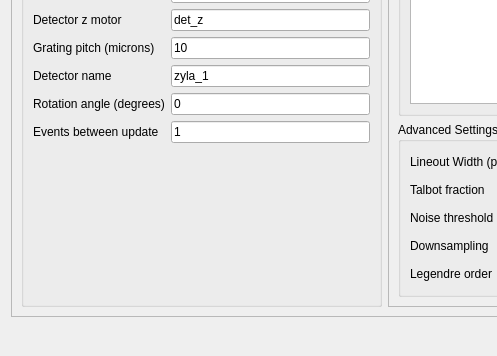
Qt form WFS_config.ui (mseaberg/wfs_interface) before a commit; both pictures show x 0 to 497 and y 237 to 593 of the 769 by 593 pixel window.
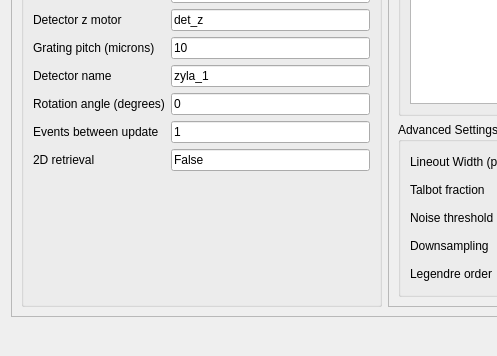
The same form after that commit.

What changed in the file:
```diff
--- a/WFS_config.ui
+++ b/WFS_config.ui
@@ -198,6 +198,20 @@
              </property>
             </widget>
            </item>
+           <item row="13" column="0">
+            <widget class="QLabel" name="label_18">
+             <property name="text">
+              <string>2D retrieval</string>
+             </property>
+            </widget>
+           </item>
+           <item row="13" column="1">
+            <widget class="QLineEdit" name="lineEdit_2D">
+             <property name="text">
+              <string>False</string>
+             </property>
+            </widget>
+           </item>
           </layout>
          </item>
         </layout>
```
